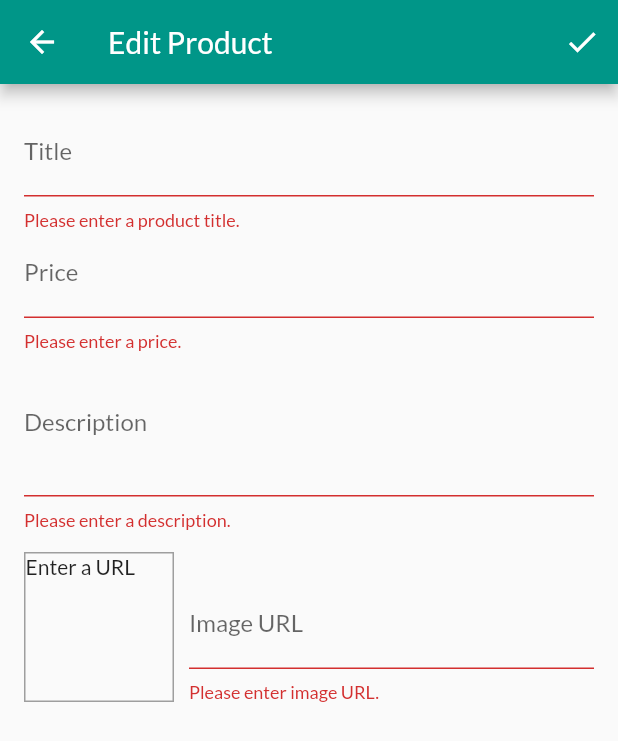
After one commit to JosephTadrous/myShop-app, a Flutter app: the EditProductScreen screen opened by its route, after a tap on the "done" icon, on a phone screen of 412 x 824 dp. The commit adds this screen. Shown: the top 741 px of the screen. Run offline on Flutter 3.47's test engine with Material 2 defaults, Android fonts, the phone set to English and light mode, and no system bars; network calls fail.

Commit message:
users can add a new product

```diff
--- a/lib/main.dart
+++ b/lib/main.dart
@@ -7,6 +7,7 @@ import './screens/product_details_screen.dart';
 import './screens/cart_screen.dart';
 import './screens/orders_screen.dart';
 import './screens/user_products_screen.dart';
+import './screens/edit_product_screen.dart';
 import './providers/cart.dart';
 import './providers/order.dart';
 
@@ -35,6 +36,7 @@ class MyApp extends StatelessWidget {
           CartScreen.routeName: (ctx) => CartScreen(),
           OrdersScreen.routeName: (ctx) => OrdersScreen(),
           UserProductsScreen.routeName: (ctx) => UserProductsScreen(),
+          EditProductScreen.routeName: (ctx) => EditProductScreen(),
         },
       ),
     );
--- a/lib/providers/products.dart
+++ b/lib/providers/products.dart
@@ -49,4 +49,10 @@ class Products with ChangeNotifier {
   Product findById(String id) {
     return _items.firstWhere((product) => product.id == id);
   }
+
+  void addProduct(Product product) {
+    final newProduct = Product(id: DateTime.now().toString(), title: product.title, price: product.price, imageUrl: product.imageUrl, description: product.description);
+    _items.add(newProduct);
+    //  _items.insert(0, newProduct)  to add at the beginning of the list
+  }
 }
--- /dev/null
+++ b/lib/screens/edit_product_screen.dart
@@ -0,0 +1,246 @@
+import 'package:flutter/material.dart';
+import 'package:provider/provider.dart';
+
+import '../providers/product.dart';
+import '../providers/products.dart';
+
+class EditProductScreen extends StatefulWidget {
+  static const routeName = '/edit-product';
+
+  @override
+  _EditProductScreenState createState() => _EditProductScreenState();
+}
+
+class _EditProductScreenState extends State<EditProductScreen> {
+  final _priceFocusNode = FocusNode();
+  final _descriptionFocusNode = FocusNode();
+  // we used a controller here because we will use the imageURL value before submitting to preview the image
+  // for other values we only need them after submissions
+  final _imageUrlController = TextEditingController();
+  final _imageUrlFocusNode = FocusNode();
+  final _form = GlobalKey<FormState>();
+  var _editedProduct = Product(
+    id: null,
+    title: '',
+    price: 0,
+    description: '',
+    imageUrl: '',
+  );
+
+  @override
+  void initState() {
+    _imageUrlFocusNode.addListener(_updateImageUrl);
+    super.initState();
+  }
+
+  //to prevent memory leaks
+  @override
+  void dispose() {
+    _imageUrlFocusNode.removeListener(_updateImageUrl);
+    _priceFocusNode.dispose();
+    _descriptionFocusNode.dispose();
+    _imageUrlController.dispose();
+    _imageUrlFocusNode.dispose();
+    super.dispose();
+  }
+
+  void _updateImageUrl() {
+    // to update image preview when focus is lost (so we don't have to submit the form to see the image preview)
+    if (!_imageUrlFocusNode.hasFocus) {
+      if (_imageUrlController.text.isEmpty ||
+          (!_imageUrlController.text.startsWith('http') &&
+              !_imageUrlController.text.startsWith('https')) ||
+          (!_imageUrlController.text.endsWith('jpg') &&
+              !_imageUrlController.text.endsWith('jpeg') &&
+              !_imageUrlController.text.endsWith('png'))) {
+        return;
+      }
+
+      setState(() {});
+    }
+  }
+
+  void _saveForm() {
+    // trigger validate function you set on every text field
+    // return true if they all return null (there is no error)
+    // return false if there is an error
+    final isValid = _form.currentState.validate();
+    if (!isValid) {
+      return;
+    }
+    // executes onSaved function you set on every text field
+    _form.currentState.save();
+    // just dispatching an action, don't need listen
+    Provider.of<Products>(context, listen: false).addProduct(_editedProduct);
+    Navigator.of(context).pop();
+  }
+
+  @override
+  Widget build(BuildContext context) {
+    return Scaffold(
+      appBar: AppBar(
+        title: Text('Edit Product'),
+        actions: <Widget>[
+          IconButton(
+            icon: Icon(Icons.done),
+            onPressed: _saveForm,
+          ),
+        ],
+      ),
+      body: Padding(
+        padding: const EdgeInsets.all(16.0),
+        child: Form(
+          key: _form,
+          child: ListView(
+            children: <Widget>[
+              TextFormField(
+                decoration: InputDecoration(labelText: 'Title'),
+                textInputAction: TextInputAction.next,
+                onFieldSubmitted: (_) {
+                  // go to the next field
+                  FocusScope.of(context).requestFocus(_priceFocusNode);
+                },
+                onSaved: (value) {
+                  _editedProduct = Product(
+                    title: value,
+                    price: _editedProduct.price,
+                    description: _editedProduct.description,
+                    imageUrl: _editedProduct.imageUrl,
+                    id: null,
+                  );
+                },
+                validator: (value) {
+                  if (value.isEmpty) {
+                    return 'Please enter a product title.';
+                  } else {
+                    return null;
+                  }
+                },
+              ),
+              TextFormField(
+                decoration: InputDecoration(labelText: 'Price'),
+                textInputAction: TextInputAction.next,
+                keyboardType: TextInputType.number,
+                focusNode: _priceFocusNode,
+                onFieldSubmitted: (_) {
+                  FocusScope.of(context).requestFocus(_descriptionFocusNode);
+                },
+                onSaved: (value) {
+                  _editedProduct = Product(
+                    title: _editedProduct.title,
+                    price: double.parse(value),
+                    description: _editedProduct.description,
+                    imageUrl: _editedProduct.imageUrl,
+                    id: null,
+                  );
+                },
+                validator: (value) {
+                  if (value.isEmpty) {
+                    return 'Please enter a price.';
+                  }
+                  if (double.tryParse(value) == null) {
+                    return 'Please enter a valid price.';
+                  }
+                  if (double.parse(value) <= 0) {
+                    return 'Please enter a price greater than zero.';
+                  } else {
+                    return null;
+                  }
+                },
+              ),
+              TextFormField(
+                decoration: InputDecoration(labelText: 'Description'),
+                maxLines: 3,
+                keyboardType: TextInputType.multiline,
+                focusNode: _descriptionFocusNode,
+                onSaved: (value) {
+                  _editedProduct = Product(
+                    title: _editedProduct.title,
+                    price: _editedProduct.price,
+                    description: value,
+                    imageUrl: _editedProduct.imageUrl,
+                    id: null,
+                  );
+                },
+                validator: (value) {
+                  if (value.isEmpty) {
+                    return 'Please enter a description.';
+                  }
+                  if (value.length < 10) {
+                    return 'Should be at least 10 characters long ';
+                  } else {
+                    return null;
+                  }
+                },
+              ),
+              Row(
+                crossAxisAlignment: CrossAxisAlignment.end,
+                children: <Widget>[
+                  Container(
+                    width: 100,
+                    height: 100,
+                    margin: EdgeInsets.only(
+                      top: 15,
+                      right: 10,
+                    ),
+                    decoration: BoxDecoration(
+                      border: Border.all(
+                        width: 1,
+                        color: Colors.grey,
+                      ),
+                    ),
+                    child: _imageUrlController.text.isEmpty
+                        ? Text('Enter a URL')
+                        : FittedBox(
+                            child: Image.network(
+                              _imageUrlController.text,
+                              fit: BoxFit.cover,
+                            ),
+                          ),
+                  ),
+                  Expanded(
+                    child: TextFormField(
+                      decoration: InputDecoration(labelText: 'Image URL'),
+                      keyboardType: TextInputType.url,
+                      textInputAction: TextInputAction.done,
+                      controller: _imageUrlController,
+                      focusNode: _imageUrlFocusNode,
+                      onFieldSubmitted: (_) {
+                        _saveForm();
+                      },
+                      onSaved: (value) {
+                        _editedProduct = Product(
+                          title: _editedProduct.title,
+                          price: _editedProduct.price,
+                          description: _editedProduct.description,
+                          imageUrl: value,
+                          id: null,
+                        );
+                      },
+                      validator: (value) {
+                        if (value.isEmpty) {
+                          return 'Please enter image URL.';
+                        }
+                        if (!value.startsWith('http') &&
+                            !value.startsWith('https')) {
+                          return 'Please enter a valid URL.';
+                        }
+                        if (!value.endsWith('jpg') &&
+                            !value.endsWith('jpeg') &&
+                            !value.endsWith('png')) {
+                          return 'Please enter a valid image URL.';
+                        } else {
+                          return null;
+                        }
+                      },
+                    ),
+                  ),
+                ],
+              ),
+            ],
+          ),
+        ),
+      ),
+    );
+  }
+}
--- a/lib/screens/user_products_screen.dart
+++ b/lib/screens/user_products_screen.dart
@@ -4,7 +4,7 @@ import 'package:provider/provider.dart';
 import '../providers/products.dart';
 import '../widgets/user_product_item.dart';
 import '../widgets/app_drawer.dart';
-
+import '../screens/edit_product_screen.dart';
 
 class UserProductsScreen extends StatelessWidget {
   static const routeName = '/user-products';
@@ -15,7 +15,11 @@ class UserProductsScreen extends StatelessWidget {
       appBar: AppBar(
         title: Text('Your Products'),
         actions: <Widget>[
-          IconButton(icon: Icon(Icons.add), onPressed: () {}),
+          IconButton(
+              icon: Icon(Icons.add),
+              onPressed: () {
+                Navigator.of(context).pushNamed(EditProductScreen.routeName);
+              }),
         ],
       ),
       drawer: AppDrawer(),
@@ -25,8 +29,8 @@ class UserProductsScreen extends StatelessWidget {
             itemBuilder: (ctx, i) {
               return Column(
                 children: [
-                  UserProductItem(
-                      productData.items[i].title, productData.items[i].imageUrl),
+                  UserProductItem(productData.items[i].title,
+                      productData.items[i].imageUrl),
                   Divider(),
                 ],
               );
```
